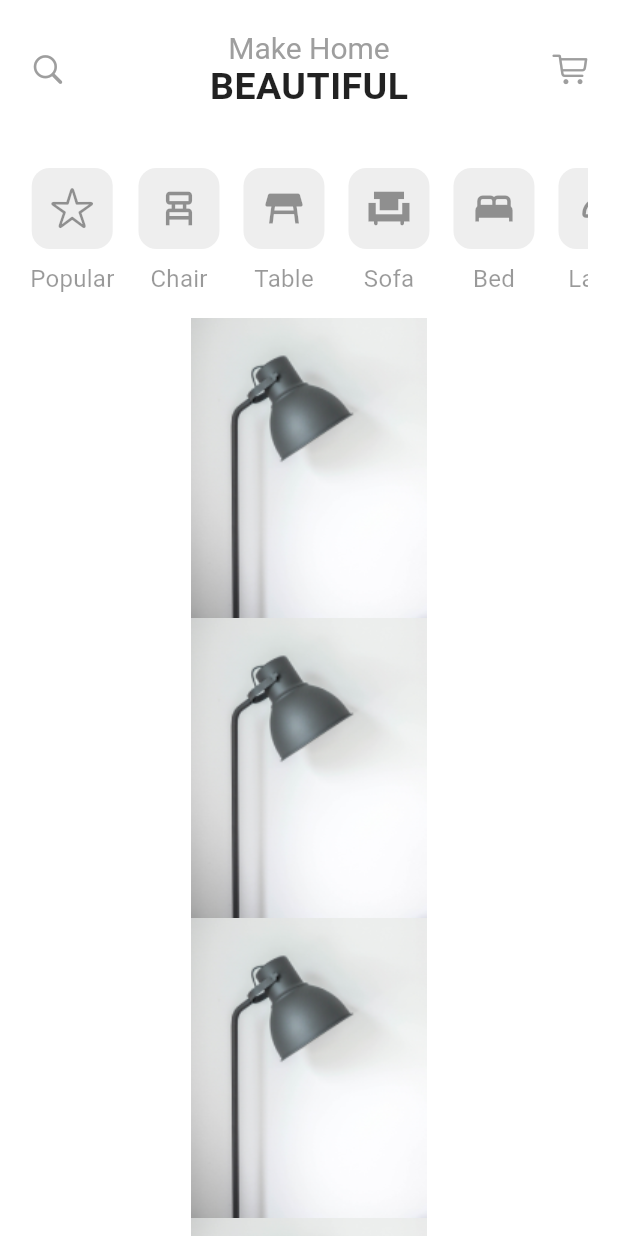
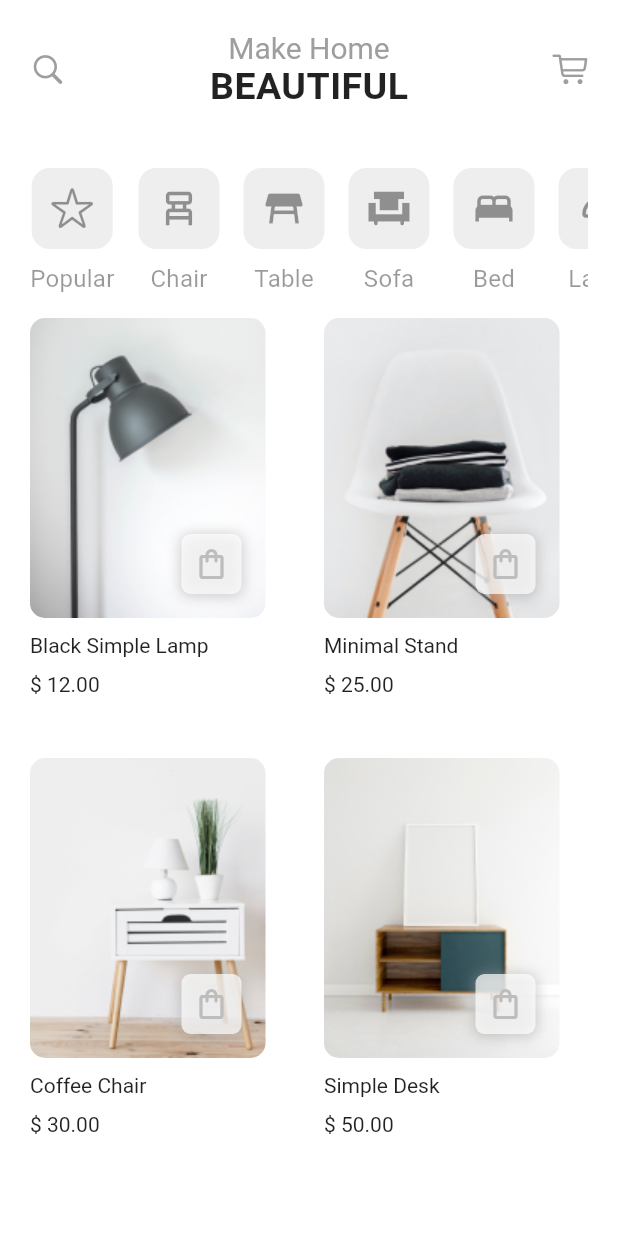
Before and after one commit to ahmeed-evan/ar_eshop, a Flutter app: the screen it shows after launch, on a phone screen of 412 x 824 dp. Run offline on Flutter 3.47's test engine with Material 2 defaults, Android fonts, the phone set to English and light mode, and no system bars.

Commit message:
product details screen added

```diff
--- /dev/null
+++ b/lib/domain/product_details.dart
@@ -0,0 +1,14 @@
+class ProductDetails {
+  String? productName;
+  String? productPrice;
+  String? productDescription;
+  double? productRatting;
+  String? productURL;
+
+  ProductDetails(
+      {this.productName,
+      this.productPrice,
+      this.productDescription,
+      this.productRatting,
+      this.productURL});
+}
--- a/lib/home.dart
+++ b/lib/home.dart
@@ -1,5 +1,7 @@
-import 'package:ar_e_shop/category.dart';
+import 'package:ar_e_shop/domain/category.dart';
 import 'package:ar_e_shop/main.dart';
+import 'package:ar_e_shop/domain/product_details.dart';
+import 'package:ar_e_shop/screen/product_details.dart';
 import 'package:flutter/cupertino.dart';
 import 'package:flutter/material.dart';
 
@@ -23,6 +25,37 @@ class Home extends StatelessWidget {
         "Bed", Icon(Icons.bed, color: Colors.black.withOpacity(.4), size: 30)),
     Category("Lamp",
         Icon(Icons.light, color: Colors.black.withOpacity(.4), size: 30)),
+  ];
+
+  final List<ProductDetails> productList = [
+    ProductDetails(
+        productPrice: "\$ 12.00",
+        productName: "Black Simple Lamp",
+        productURL: "assets/images/Mask Group.png",
+        productRatting: 4.5,
+        productDescription:
+            "Minimal Stand is made of by natural wood. The design that is very simple and minimal. This is truly one of the best furnitures in any family for now. With 3 different colors, you can easily select the best match for your home."),
+    ProductDetails(
+        productPrice: "\$ 25.00",
+        productName: "Minimal Stand",
+        productURL: "assets/images/Mask Group (1).png",
+        productRatting: 4.5,
+        productDescription:
+            "Minimal Stand is made of by natural wood. The design that is very simple and minimal. This is truly one of the best furnitures in any family for now. With 3 different colors, you can easily select the best match for your home."),
+    ProductDetails(
+        productPrice: "\$ 30.00",
+        productName: "Coffee Chair",
+        productURL: "assets/images/Mask Group (2).png",
+        productRatting: 4.5,
+        productDescription:
+            "Minimal Stand is made of by natural wood. The design that is very simple and minimal. This is truly one of the best furnitures in any family for now. With 3 different colors, you can easily select the best match for your home."),
+    ProductDetails(
+        productPrice: "\$ 50.00",
+        productName: "Simple Desk",
+        productURL: "assets/images/Mask Group (3).png",
+        productRatting: 4.5,
+        productDescription:
+            "Minimal Stand is made of by natural wood. The design that is very simple and minimal. This is truly one of the best furnitures in any family for now. With 3 different colors, you can easily select the best match for your home."),
   ];
 
   @override
@@ -118,27 +151,67 @@ class Home extends StatelessWidget {
   }
 
   _productList() {
-    return Container(
-      padding: const EdgeInsets.only(left: 20, right: 20, bottom: 20),
-      child: ListView.builder(
-        shrinkWrap: true,
-        physics: const NeverScrollableScrollPhysics(),
-        itemCount: 100,
-        itemBuilder: (context, index) => _productCard(),
+    return GridView.builder(
+      shrinkWrap: true,
+      physics: const NeverScrollableScrollPhysics(),
+      itemCount: productList.length,
+      itemBuilder: (context, index) => InkWell(
+          onTap: () {
+            Navigator.push(
+              context,
+              MaterialPageRoute(
+                  builder: (context) => ProductDetailScreen(
+                        productDetails: productList[index],
+                      )),
+            );
+          },
+          child: _productCard(index)),
+      gridDelegate: const SliverGridDelegateWithFixedCrossAxisCount(
+        crossAxisCount: 2,
+        crossAxisSpacing: 20,
+        childAspectRatio: .6,
       ),
     );
   }
 
-  _productCard() {
+  _productCard(int index) {
     return Column(
+      crossAxisAlignment: CrossAxisAlignment.start,
       children: [
-        Container(
-          height: 200,
-          decoration: const BoxDecoration(
-            image: DecorationImage(image: AssetImage('assets/images/Mask Group.png'))
-          ),
-        )
-        // Image(image: AssetImage("assets/images/Mask Group.png"))
+        Stack(
+          children: [
+            ClipRRect(
+              borderRadius: BorderRadius.circular(10.0),
+              child: Image.asset(productList[index].productURL ?? ""),
+            ),
+            Positioned(
+              bottom: 16,
+              right: 16,
+              child: Container(
+                  padding: const EdgeInsets.all(8),
+                  decoration: BoxDecoration(
+                      color: Colors.white70,
+                      borderRadius: BorderRadius.circular(6),
+                      boxShadow: [
+                        BoxShadow(
+                          color: Colors.grey.withOpacity(0.5),
+                          spreadRadius: .5,
+                          blurRadius: 7,
+                          offset:
+                              const Offset(0, 1), // changes position of shadow
+                        ),
+                      ]),
+                  child: Icon(
+                    Icons.shopping_bag_outlined,
+                    color: Colors.grey.shade400,
+                  )),
+            ),
+          ],
+        ),
+        customHeight(10),
+        Text(productList[index].productName ?? ""),
+        customHeight(10),
+        Text(productList[index].productPrice ?? ""),
       ],
     );
   }
--- a/lib/main.dart
+++ b/lib/main.dart
@@ -6,10 +6,10 @@ import 'home.dart';
 void main() {
   SystemChrome.setSystemUIOverlayStyle(
     const SystemUiOverlayStyle(
+      statusBarColor: Colors.transparent,
         statusBarBrightness: Brightness.light,
         statusBarIconBrightness: Brightness.dark),
   );
-
   runApp(const MyApp());
 }
 
--- a/lib/product_details.dart
+++ /dev/null
@@ -1,6 +0,0 @@
-class ProductDetails{
-  String? productName;
-  String? productPrice;
-  String? productDescription;
-  double? productRatting;
-}
```
Also changed, not shown: lib/screen/product_details.dart (added, +54 -0 lines), lib/domain/category.dart (renamed from lib/category.dart).
